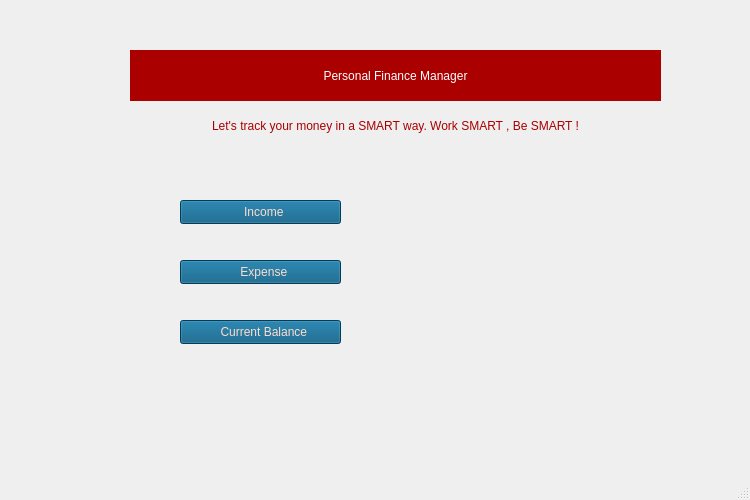
Old version of the form mainwindow.ui in the repository Cyb3rSoldier/Finance-Manager.
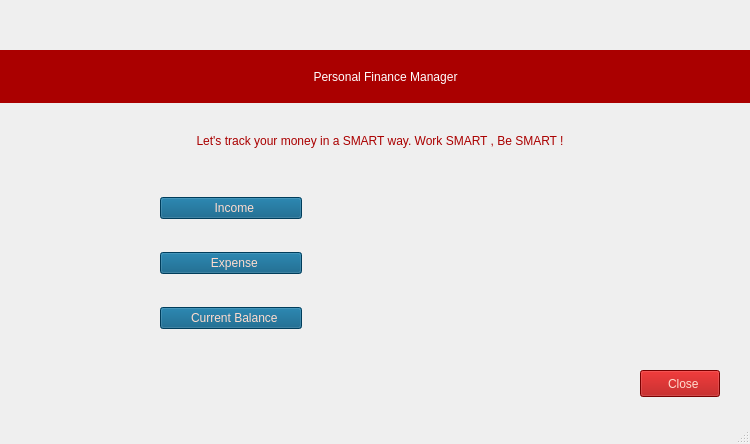
New version of the form. Icons and pictures are not drawn.

The edit to the form file:
```diff
--- a/mainwindow.ui
+++ b/mainwindow.ui
@@ -7,7 +7,7 @@
     <x>0</x>
     <y>0</y>
     <width>750</width>
-    <height>500</height>
+    <height>444</height>
    </rect>
   </property>
   <property name="windowTitle">
@@ -17,10 +17,10 @@
    <widget class="QLabel" name="label1">
     <property name="geometry">
      <rect>
-      <x>130</x>
+      <x>-40</x>
       <y>50</y>
-      <width>531</width>
-      <height>51</height>
+      <width>851</width>
+      <height>53</height>
      </rect>
     </property>
     <property name="styleSheet">
@@ -40,39 +40,13 @@
      <number>4</number>
     </property>
    </widget>
-   <widget class="QPushButton" name="button2">
-    <property name="geometry">
-     <rect>
-      <x>180</x>
-      <y>260</y>
-      <width>161</width>
-      <height>24</height>
-     </rect>
-    </property>
-    <property name="cursor">
-     <cursorShape>PointingHandCursor</cursorShape>
-    </property>
-    <property name="styleSheet">
-     <string notr="true">QPushButton{
-	font: 12pt &quot;Impact&quot;;
-	color: rgb(255, 220, 206);
-	background-color: rgb(0, 85, 127);
-}</string>
-    </property>
-    <property name="text">
-     <string>  Expense</string>
-    </property>
-    <property name="icon">
-     <iconset theme="QIcon::ThemeIcon::HelpAbout"/>
-    </property>
-   </widget>
    <widget class="QLabel" name="label2">
     <property name="geometry">
      <rect>
-      <x>170</x>
-      <y>110</y>
-      <width>451</width>
-      <height>31</height>
+      <x>160</x>
+      <y>130</y>
+      <width>440</width>
+      <height>21</height>
      </rect>
     </property>
     <property name="styleSheet">
@@ -89,13 +63,13 @@
      <set>Qt::AlignmentFlag::AlignCenter</set>
     </property>
    </widget>
-   <widget class="QPushButton" name="button1">
+   <widget class="QPushButton" name="closeButton">
     <property name="geometry">
      <rect>
-      <x>180</x>
-      <y>200</y>
-      <width>161</width>
-      <height>24</height>
+      <x>640</x>
+      <y>370</y>
+      <width>80</width>
+      <height>27</height>
      </rect>
     </property>
     <property name="cursor">
@@ -105,41 +79,116 @@
      <string notr="true">QPushButton{
 	font: 12pt &quot;Impact&quot;;
 	color: rgb(255, 220, 206);
-	background-color: rgb(0, 85, 127);
+	background-color: rgb(170, 0, 0);
 }</string>
     </property>
     <property name="text">
-     <string>  Income</string>
+     <string>  Close</string>
     </property>
     <property name="icon">
      <iconset theme="QIcon::ThemeIcon::ContactNew"/>
     </property>
    </widget>
-   <widget class="QPushButton" name="button3">
+   <widget class="QWidget" name="">
     <property name="geometry">
      <rect>
-      <x>180</x>
-      <y>320</y>
-      <width>161</width>
-      <height>24</height>
+      <x>160</x>
+      <y>190</y>
+      <width>142</width>
+      <height>147</height>
      </rect>
     </property>
-    <property name="cursor">
-     <cursorShape>PointingHandCursor</cursorShape>
-    </property>
-    <property name="styleSheet">
-     <string notr="true">QPushButton{
+    <layout class="QVBoxLayout" name="verticalLayout">
+     <item>
+      <widget class="QPushButton" name="button1">
+       <property name="cursor">
+        <cursorShape>PointingHandCursor</cursorShape>
+       </property>
+       <property name="styleSheet">
+        <string notr="true">QPushButton{
 	font: 12pt &quot;Impact&quot;;
 	color: rgb(255, 220, 206);
 	background-color: rgb(0, 85, 127);
 }</string>
-    </property>
-    <property name="text">
-     <string>  Current Balance</string>
-    </property>
-    <property name="icon">
-     <iconset theme="QIcon::ThemeIcon::SystemSearch"/>
-    </property>
+       </property>
+       <property name="text">
+        <string>  Income</string>
+       </property>
+       <property name="icon">
+        <iconset theme="QIcon::ThemeIcon::ContactNew"/>
+       </property>
+      </widget>
+     </item>
+     <item>
+      <spacer name="horizontalSpacer">
+       <property name="orientation">
+        <enum>Qt::Orientation::Horizontal</enum>
+       </property>
+       <property name="sizeHint" stdset="0">
+        <size>
+         <width>40</width>
+         <height>20</height>
+        </size>
+       </property>
+      </spacer>
+     </item>
+     <item>
+      <widget class="QPushButton" name="button2">
+       <property name="cursor">
+        <cursorShape>PointingHandCursor</cursorShape>
+       </property>
+       <property name="styleSheet">
+        <string notr="true">QPushButton{
+	font: 12pt &quot;Impact&quot;;
+	color: rgb(255, 220, 206);
+	background-color: rgb(0, 85, 127);
+}</string>
+       </property>
+       <property name="text">
+        <string>  Expense</string>
+       </property>
+       <property name="icon">
+        <iconset theme="QIcon::ThemeIcon::HelpAbout"/>
+       </property>
+      </widget>
+     </item>
+     <item>
+      <spacer name="horizontalSpacer_2">
+       <property name="orientation">
+        <enum>Qt::Orientation::Horizontal</enum>
+       </property>
+       <property name="sizeType">
+        <enum>QSizePolicy::Policy::Minimum</enum>
+       </property>
+       <property name="sizeHint" stdset="0">
+        <size>
+         <width>40</width>
+         <height>20</height>
+        </size>
+       </property>
+      </spacer>
+     </item>
+     <item>
+      <widget class="QPushButton" name="button3">
+       <property name="cursor">
+        <cursorShape>PointingHandCursor</cursorShape>
+       </property>
+       <property name="styleSheet">
+        <string notr="true">QPushButton{
+	font: 12pt &quot;Impact&quot;;
+	color: rgb(255, 220, 206);
+	background-color: rgb(0, 85, 127);
+}</string>
+       </property>
+       <property name="text">
+        <string>  Current Balance</string>
+       </property>
+       <property name="icon">
+        <iconset theme="QIcon::ThemeIcon::SystemSearch"/>
+       </property>
+      </widget>
+     </item>
+    </layout>
    </widget>
   </widget>
   <widget class="QMenuBar" name="menubar">
```
Left out of the diff: 2 changed lines with no effect on the pictures.
